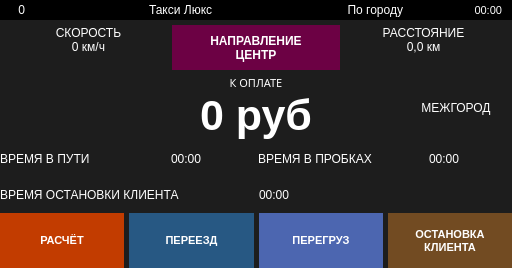
This is indigotaxi.ui in koolkhel/wince-taximeter as Qt 5 draws it before an edit. The edited form follows.
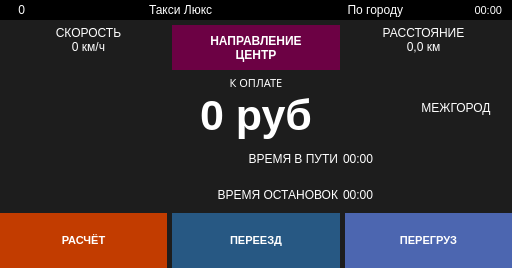
This is the edited form. The open tabs and pages were chosen to show the change. Icons and pictures are not drawn.

Commit message: остановки клиента теперь работают как пробки

What changed in the file:
```diff
--- a/indigotaxi.ui
+++ b/indigotaxi.ui
@@ -1150,7 +1150,7 @@
            </layout>
           </item>
           <item>
-           <layout class="QHBoxLayout" name="horizontalLayout_8" stretch="2,1,2,1">
+           <layout class="QHBoxLayout" name="horizontalLayout_8" stretch="2,1">
             <property name="spacing">
              <number>5</number>
             </property>
@@ -1160,7 +1160,7 @@
                <string>ВРЕМЯ В ПУТИ</string>
               </property>
               <property name="alignment">
-               <set>Qt::AlignLeading|Qt::AlignLeft|Qt::AlignVCenter</set>
+               <set>Qt::AlignRight|Qt::AlignTrailing|Qt::AlignVCenter</set>
               </property>
              </widget>
             </item>
@@ -1174,40 +1174,20 @@
               </property>
              </widget>
             </item>
-            <item>
-             <widget class="QLabel" name="label_21">
-              <property name="text">
-               <string>ВРЕМЯ В ПРОБКАХ</string>
-              </property>
-              <property name="alignment">
-               <set>Qt::AlignLeading|Qt::AlignLeft|Qt::AlignVCenter</set>
-              </property>
-             </widget>
-            </item>
-            <item>
-             <widget class="QLabel" name="timeStopsLabel">
-              <property name="text">
-               <string>00:00</string>
-              </property>
-              <property name="alignment">
-               <set>Qt::AlignLeading|Qt::AlignLeft|Qt::AlignVCenter</set>
-              </property>
-             </widget>
-            </item>
            </layout>
           </item>
           <item>
-           <layout class="QHBoxLayout" name="horizontalLayout_13" stretch="1,1">
+           <layout class="QHBoxLayout" name="horizontalLayout_13" stretch="2,1">
             <property name="spacing">
              <number>5</number>
             </property>
             <item>
              <widget class="QLabel" name="label_8">
               <property name="text">
-               <string>ВРЕМЯ ОСТАНОВКИ КЛИЕНТА</string>
+               <string>ВРЕМЯ ОСТАНОВОК</string>
               </property>
               <property name="alignment">
-               <set>Qt::AlignLeading|Qt::AlignLeft|Qt::AlignVCenter</set>
+               <set>Qt::AlignRight|Qt::AlignTrailing|Qt::AlignVCenter</set>
               </property>
              </widget>
             </item>
@@ -1223,7 +1203,7 @@
          </layout>
         </item>
         <item>
-         <layout class="QHBoxLayout" name="horizontalLayout_5" stretch="1,1,1,1">
+         <layout class="QHBoxLayout" name="horizontalLayout_5" stretch="1,1,1">
           <property name="spacing">
            <number>5</number>
           </property>
@@ -1305,32 +1285,6 @@
             </property>
            </widget>
           </item>
-          <item>
-           <widget class="QPushButton" name="clientStopButton">
-            <property name="sizePolicy">
-             <sizepolicy hsizetype="Minimum" vsizetype="Expanding">
-              <horstretch>0</horstretch>
-              <verstretch>0</verstretch>
-             </sizepolicy>
-            </property>
-            <property name="font">
-             <font>
-              <family>Segoe UI</family>
-              <pointsize>8</pointsize>
-              <weight>75</weight>
-              <italic>false</italic>
-              <bold>true</bold>
-             </font>
-            </property>
-            <property name="text">
-             <string>ОСТАНОВКА
-КЛИЕНТА</string>
-            </property>
-            <property name="checkable">
-             <bool>true</bool>
-            </property>
-           </widget>
-          </item>
          </layout>
         </item>
        </layout>
```
Left out of the diff: 56 changed lines with no effect on the pictures. The commit also changes 8 other files.
